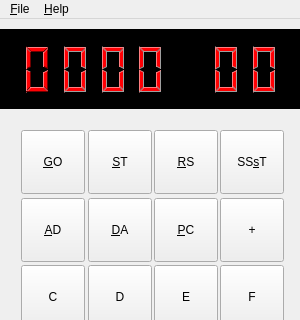
First picture: the form in sources/Desktop/mainwindow.ui, repository AbhishekGhosh/kim_uno_remix, before the edit; both pictures show x 0 to 300 and y 0 to 320 of the 300 by 550 pixel window.
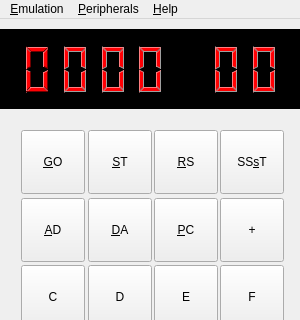
Second picture: the form after the edit.

Patch:
```diff
--- a/sources/Desktop/mainwindow.ui
+++ b/sources/Desktop/mainwindow.ui
@@ -1232,7 +1232,7 @@
    </property>
    <widget class="QMenu" name="menuKIM_UNO_REMIX">
     <property name="title">
-     <string>&amp;File</string>
+     <string>&amp;Emulation</string>
     </property>
     <addaction name="separator"/>
     <addaction name="actionSerial_Console"/>
@@ -1265,7 +1265,15 @@
     <addaction name="separator"/>
     <addaction name="actionAbout"/>
    </widget>
+   <widget class="QMenu" name="menuPeripherals">
+    <property name="title">
+     <string>&amp;Peripherals</string>
+    </property>
+    <addaction name="actionSerial_Console"/>
+    <addaction name="action_Video_Display"/>
+   </widget>
    <addaction name="menuKIM_UNO_REMIX"/>
+   <addaction name="menuPeripherals"/>
    <addaction name="menuHelp"/>
   </widget>
   <action name="actionReset">
```
Left out of the diff: 39 changed lines with no effect on the pictures.
